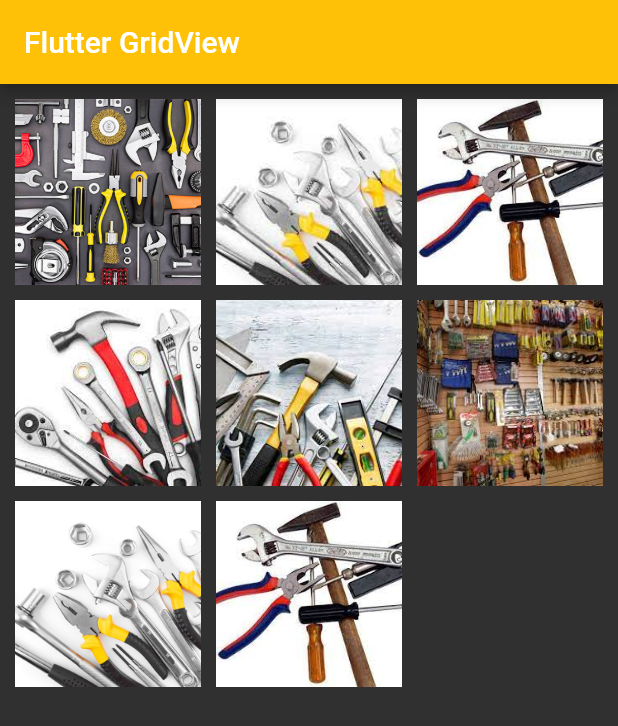
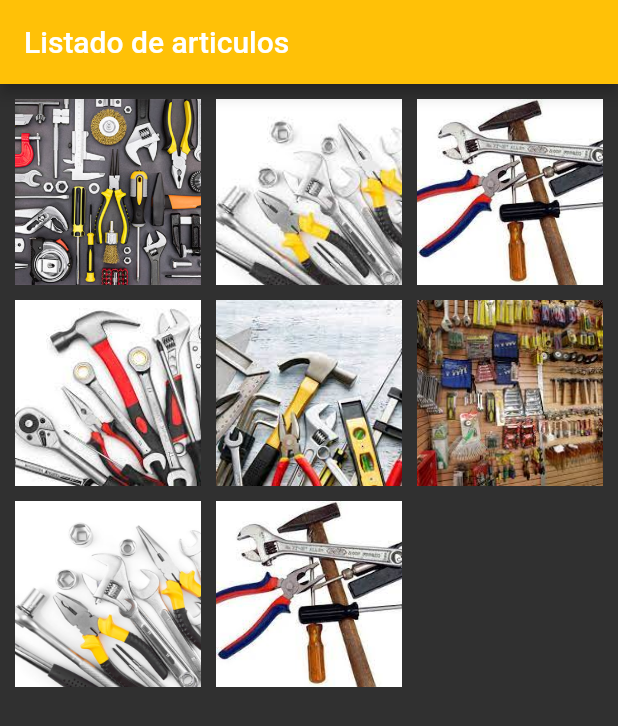
Before and after one commit to Raul-Aniles/GridViewEjemplo, a Flutter app: the screen it shows after launch, on a phone screen of 412 x 824 dp. Shown: the top 726 px of the screen. Run offline on Flutter 3.47's test engine with Material 2 defaults, Android fonts, the phone set to English and light mode, and no system bars.

```diff
--- a/lib/gridview.dart
+++ b/lib/gridview.dart
@@ -20,7 +20,7 @@ class _MiPaginaInicial extends State<PaginaInicial> {
   @override
   Widget build(BuildContext context) {
     return Scaffold(
-        appBar: AppBar(title: const Text("Flutter GridView"), backgroundColor: Colors.amber),
+        appBar: AppBar(title: const Text("Listado de articulos"), backgroundColor: Colors.amber),
         body: GridView.custom(
           gridDelegate: const SliverGridDelegateWithFixedCrossAxisCount(
             crossAxisCount: 3,
```
